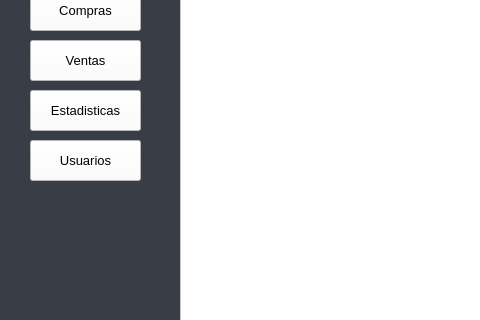
AlejoRm01/SADV, file PROYECTO SADV 5.0/UI/templates/Inventario.ui: the form before one commit; both pictures show x 0 to 480 and y 100 to 420 of the 1190 by 745 pixel window.
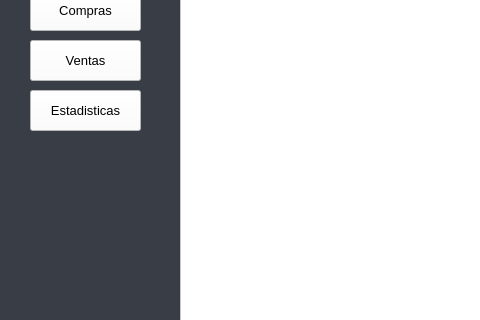
The form after the commit.

The edit to the form file:
```diff
--- a/PROYECTO SADV 5.0/UI/templates/Inventario.ui
+++ b/PROYECTO SADV 5.0/UI/templates/Inventario.ui
@@ -120,30 +120,6 @@
      <string>Ventas</string>
     </property>
    </widget>
-   <widget class="QPushButton" name="botonUsuarios">
-    <property name="geometry">
-     <rect>
-      <x>30</x>
-      <y>240</y>
-      <width>111</width>
-      <height>41</height>
-     </rect>
-    </property>
-    <property name="font">
-     <font>
-      <family>Arial</family>
-      <pointsize>10</pointsize>
-      <weight>50</weight>
-      <bold>false</bold>
-     </font>
-    </property>
-    <property name="styleSheet">
-     <string notr="true">background-color: rgb(255, 255, 255);</string>
-    </property>
-    <property name="text">
-     <string>Usuarios</string>
-    </property>
-   </widget>
    <widget class="QPushButton" name="botonCerrarSesion">
     <property name="geometry">
      <rect>
```
Left out of the diff: 1 changed line with no effect on the pictures.
